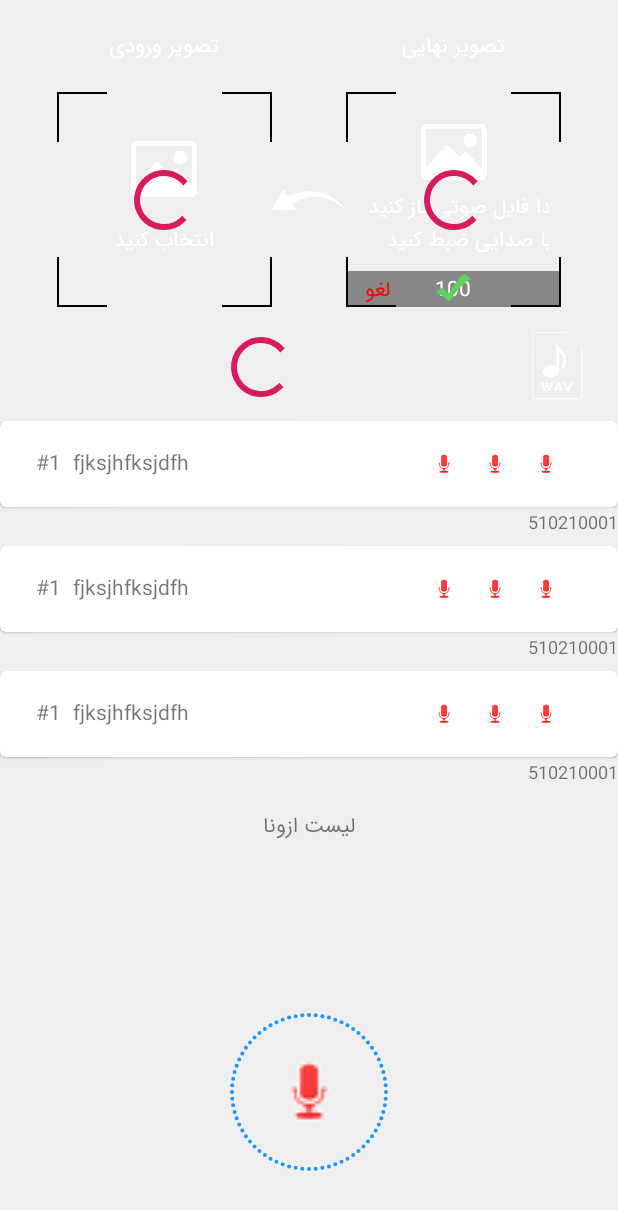
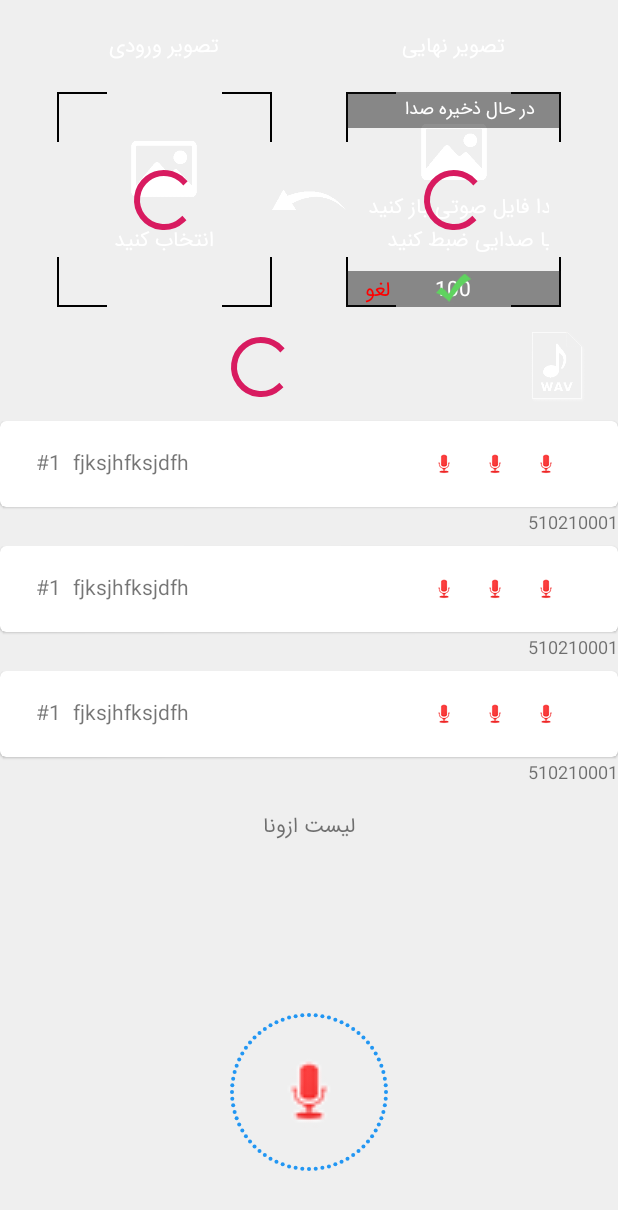
Before and after one commit to mrahimygk/conceal, an Android app: the layout activity_main.xml on its own in the app's theme, with its tools: preview values and no code run, on a phone screen of 412 x 824 dp. Shown: the top 1210 px of the screen. Run offline under Robolectric (Android 15) with nearby library versions, the phone set to English and light mode, and no system bars; plain views replace GLAudioVisualizationView.

Commit message:
+saving file progress text

```diff
--- a/app/src/main/res/layout/activity_main.xml
+++ b/app/src/main/res/layout/activity_main.xml
@@ -341,6 +341,20 @@
             tools:text="100 %" />
 
         <TextView
+            android:id="@+id/saving_percentage_done"
+            android:layout_width="0dp"
+            android:layout_height="24dp"
+            android:background="#7111"
+            android:gravity="center_horizontal"
+            android:text="@string/saving"
+            android:textColor="@color/text_color"
+            android:textSize="12sp"
+            app:isVisible="@{vm.isSavingFileTextVisible}"
+            app:layout_constraintEnd_toEndOf="@id/output_img"
+            app:layout_constraintStart_toStartOf="@id/output_img"
+            app:layout_constraintTop_toTopOf="@id/output_img" />
+
+        <TextView
             android:layout_width="wrap_content"
             android:layout_height="wrap_content"
             android:text="@{``+vm.handle}"
@@ -348,14 +362,5 @@
             app:layout_constraintBottom_toBottomOf="parent"
             app:layout_constraintStart_toStartOf="parent" />
 
-        <!--        <ProgressBar-->
-        <!--            android:id="@+id/determinateBar"-->
-        <!--            style="@android:style/Widget.ProgressBar.Horizontal"-->
-        <!--            android:layout_width="wrap_content"-->
-        <!--            android:layout_height="wrap_content"-->
-        <!--            android:progress="@{vm.percentInt}"-->
-        <!--            app:layout_constraintBottom_toBottomOf="@id/output_img"-->
-        <!--            app:layout_constraintEnd_toEndOf="@id/output_img"-->
-        <!--            app:layout_constraintStart_toStartOf="@id/output_img" />-->
     </androidx.constraintlayout.widget.ConstraintLayout>
 </layout>
```
